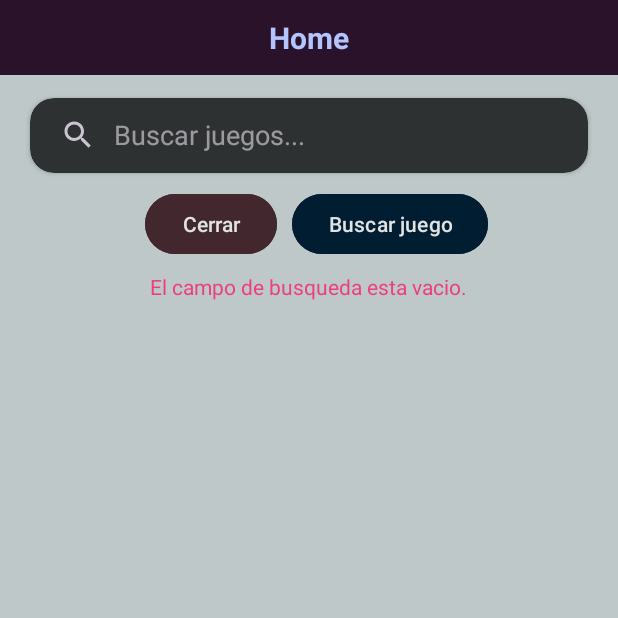
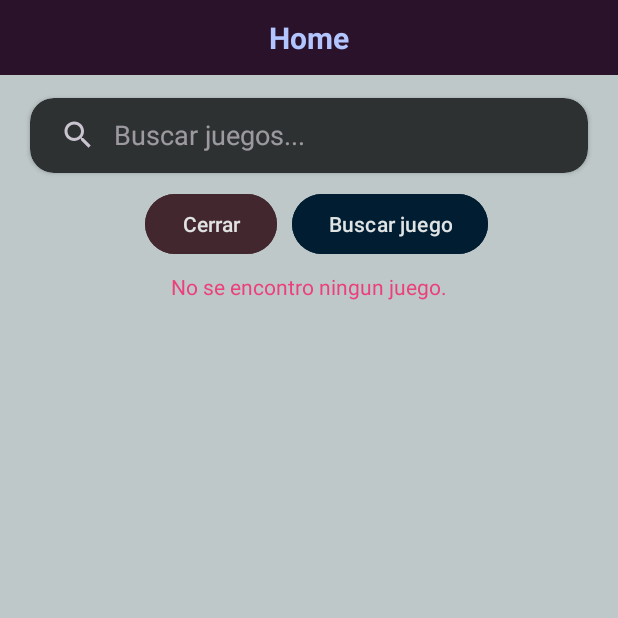
Before and after one commit to SbaGomez/SteamFan, an Android app: the HomeActivity screen opened directly, with no data from a screen before it, after a tap on "Buscar juego", on a phone screen of 412 x 824 dp, the top half of it. Run offline under Robolectric (Android 15) with nearby library versions, the phone set to English and light mode, and no system bars.

Commit message:
Add text in strings.xml

```diff
--- a/app/src/main/java/com/ar/sebastiangomez/steam/HomeActivity.kt
+++ b/app/src/main/java/com/ar/sebastiangomez/steam/HomeActivity.kt
@@ -176,7 +176,7 @@ class HomeActivity : AppCompatActivity() {
 
                     if (filteredGamesList.isEmpty()) {
                         linearSearch.addView(linearErrorSearchButton)
-                        textErrorSearch.text = "No se encontro ningun juego."
+                        textErrorSearch.text = getString(R.string.error2)
                         linearSearch.addView(linearReloadHome)
                     } else {
                         val adapter = GameAdapter(filteredGamesList) { position, gameId ->
@@ -201,7 +201,7 @@ class HomeActivity : AppCompatActivity() {
         }
         else{
             linearSearch.addView(linearErrorSearchButton)
-            textErrorSearch.text = "El campo de busqueda esta vacio."
+            textErrorSearch.text = getString(R.string.error1)
         }
     }
 
--- a/app/src/main/res/layout/activity_home.xml
+++ b/app/src/main/res/layout/activity_home.xml
@@ -104,7 +104,7 @@
                     android:id="@+id/textErrorSearch"
                     android:layout_width="wrap_content"
                     android:layout_height="wrap_content"
-                    android:text="Texto de error."
+                    android:text="@string/text_error"
                     android:textColor="#EC407A" />
             </LinearLayout>
 
--- a/app/src/main/res/values/strings.xml
+++ b/app/src/main/res/values/strings.xml
@@ -26,4 +26,8 @@
     <string name="Almacenamiento">Almacenamiento:</string>
     <string name="error_detalles_empty">El juego no tiene detalles cargados.</string>
     <string name="boton_add_bookmark_detail">Boton AddBookmark</string>
+    <string name="text_error">Texto de error.</string>
+    <!-- Errores del buscador -->
+    <string name="error1">No se encontro ningun juego.</string>
+    <string name="error2">El campo de busqueda esta vacio.</string>
 </resources>
```
